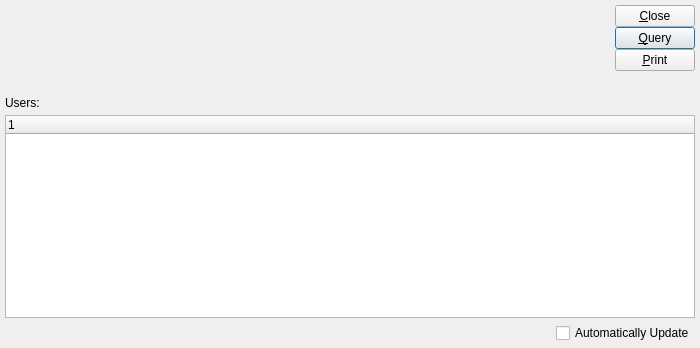
First picture: the form in xtuple/trunk/guiclient/dspWoEffortByWorkOrder.ui, repository WooodHead/xtuple, before the edit.
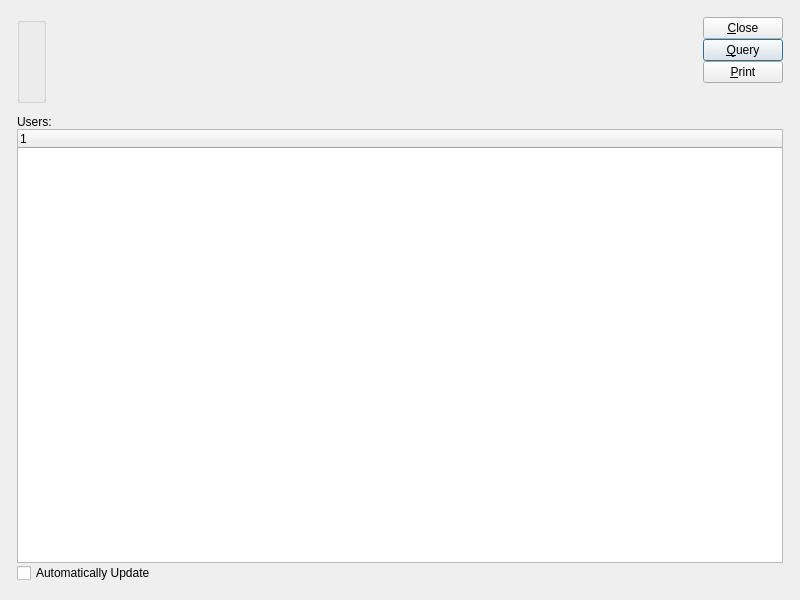
Second picture: the form after the edit. Custom widgets are drawn as their Qt base class.

Commit message: issue #8644: Update wo order effort displays to use correct formatting on effort.  Use new metasql for wo effort by user.  Also set default dates to today for wo effort by user based on user feedback complaint of long queries if he forgets to select a narrow date range.  Touch up cosmetics of displays.

Diff of the .ui file:
```diff
--- a/xtuple/trunk/guiclient/dspWoEffortByWorkOrder.ui
+++ b/xtuple/trunk/guiclient/dspWoEffortByWorkOrder.ui
@@ -8,45 +8,53 @@
 is available at www.xtuple.com/CPAL.  By using this software, you agree
 to be bound by its terms.</comment>
  <class>dspWoEffortByWorkOrder</class>
- <widget class="QWidget" name="dspWoEffortByWorkOrder" >
-  <property name="geometry" >
+ <widget class="QWidget" name="dspWoEffortByWorkOrder">
+  <property name="geometry">
    <rect>
     <x>0</x>
     <y>0</y>
-    <width>700</width>
-    <height>348</height>
+    <width>800</width>
+    <height>600</height>
    </rect>
   </property>
   <property name="windowTitle" >
    <string>Production Time Clock By Work Order</string>
   </property>
-   <layout class="QVBoxLayout" >
-    <item>
-     <layout class="QHBoxLayout" >
-      <property name="margin" >
-       <number>0</number>
-      </property>
-      <property name="spacing" >
+  <layout class="QGridLayout" name="gridLayout_4">
+   <item row="0" column="0">
+    <layout class="QGridLayout" name="gridLayout_3">
+     <property name="margin">
+      <number>12</number>
+     </property>
+     <property name="spacing">
+      <number>12</number>
+     </property>
+     <item row="0" column="0">
+      <layout class="QHBoxLayout">
+       <property name="spacing">
        <number>5</number>
       </property>
       <item>
-       <layout class="QVBoxLayout" >
-        <property name="margin" >
-         <number>0</number>
-        </property>
-        <property name="spacing" >
+        <layout class="QVBoxLayout">
+         <property name="spacing">
          <number>5</number>
         </property>
         <item>
-         <layout class="QHBoxLayout" >
-          <property name="margin" >
-           <number>0</number>
-          </property>
-          <property name="spacing" >
+          <layout class="QHBoxLayout">
+           <property name="spacing">
            <number>5</number>
           </property>
           <item>
-           <widget class="WoCluster" name="_wo" />
+            <widget class="QGroupBox" name="_woGroup">
+             <property name="title">
+              <string/>
+             </property>
+             <layout class="QGridLayout" name="gridLayout_2">
+              <item row="0" column="0">
+               <widget class="WoCluster" name="_wo"/>
+              </item>
+             </layout>
+            </widget>
           </item>
           <item>
            <spacer>
@@ -66,35 +74,16 @@
           </item>
          </layout>
         </item>
-        <item>
-         <spacer>
-          <property name="orientation" >
-           <enum>Qt::Vertical</enum>
-          </property>
-          <property name="sizeType" >
-           <enum>QSizePolicy::Preferred</enum>
-          </property>
-          <property name="sizeHint" >
-           <size>
-            <width>20</width>
-            <height>20</height>
-           </size>
-          </property>
-         </spacer>
-        </item>
        </layout>
       </item>
       <item>
-       <layout class="QVBoxLayout" >
-        <property name="margin" >
-         <number>0</number>
-        </property>
-        <property name="spacing" >
+        <layout class="QVBoxLayout">
+         <property name="spacing">
          <number>0</number>
         </property>
         <item>
-         <widget class="QPushButton" name="_close" >
-          <property name="text" >
+          <widget class="QPushButton" name="_close">
+           <property name="text">
            <string>&amp;Close</string>
           </property>
           <property name="autoDefault" >
@@ -103,8 +92,8 @@
          </widget>
         </item>
         <item>
-         <widget class="QPushButton" name="_query" >
-          <property name="enabled" >
+          <widget class="QPushButton" name="_query">
+           <property name="enabled">
            <bool>true</bool>
           </property>
           <property name="text" >
@@ -119,8 +108,8 @@
          </widget>
         </item>
         <item>
-         <widget class="QPushButton" name="_print" >
-          <property name="text" >
+          <widget class="QPushButton" name="_print">
+           <property name="text">
            <string>&amp;Print</string>
           </property>
           <property name="autoDefault" >
@@ -130,13 +119,13 @@
         </item>
         <item>
          <spacer>
-          <property name="orientation" >
+           <property name="orientation">
            <enum>Qt::Vertical</enum>
           </property>
-          <property name="sizeType" >
-           <enum>QSizePolicy::Preferred</enum>
-          </property>
-          <property name="sizeHint" >
+           <property name="sizeType">
+            <enum>QSizePolicy::Expanding</enum>
+           </property>
+           <property name="sizeHint" stdset="0">
            <size>
             <width>20</width>
             <height>20</height>
@@ -148,62 +137,80 @@
       </item>
      </layout>
     </item>
-    <item>
-     <layout class="QVBoxLayout" >
-      <property name="margin" >
+     <item row="1" column="0">
+      <widget class="QFrame" name="_frame">
+       <property name="sizePolicy">
+        <sizepolicy hsizetype="Preferred" vsizetype="Expanding">
+         <horstretch>0</horstretch>
+         <verstretch>1</verstretch>
+        </sizepolicy>
+       </property>
+       <property name="frameShape">
+        <enum>QFrame::NoFrame</enum>
+       </property>
+       <property name="frameShadow">
+        <enum>QFrame::Raised</enum>
+       </property>
+       <layout class="QGridLayout" name="gridLayout">
+        <property name="margin">
        <number>0</number>
       </property>
-      <property name="spacing" >
-       <number>5</number>
+        <item row="0" column="0">
+         <layout class="QVBoxLayout">
+          <property name="spacing">
+           <number>0</number>
       </property>
       <item>
-       <widget class="QLabel" name="_wotcLit" >
-        <property name="text" >
+           <widget class="QLabel" name="_wotcLit">
+            <property name="text">
          <string>Users:</string>
         </property>
        </widget>
       </item>
       <item>
-       <widget class="XTreeWidget" name="_wotc" />
+           <widget class="XTreeWidget" name="_wotc"/>
       </item>
       <item>
-       <layout class="QHBoxLayout" >
-        <property name="margin" >
-         <number>0</number>
-        </property>
-        <property name="spacing" >
-         <number>0</number>
-        </property>
+           <layout class="QHBoxLayout" name="horizontalLayout">
         <item>
-         <spacer>
-          <property name="orientation" >
-           <enum>Qt::Horizontal</enum>
-          </property>
-          <property name="sizeType" >
-           <enum>QSizePolicy::Expanding</enum>
-          </property>
-          <property name="sizeHint" >
-           <size>
-            <width>20</width>
-            <height>20</height>
-           </size>
-          </property>
-         </spacer>
-        </item>
-        <item>
-         <widget class="XCheckBox" name="_autoUpdate" >
-          <property name="text" >
+             <widget class="XCheckBox" name="_autoUpdate">
+              <property name="text">
            <string>Automatically Update</string>
           </property>
          </widget>
         </item>
-       </layout>
-      </item>
+            <item>
+             <spacer name="horizontalSpacer">
+              <property name="orientation">
+               <enum>Qt::Horizontal</enum>
+              </property>
+              <property name="sizeHint" stdset="0">
+               <size>
+                <width>40</width>
+                <height>20</height>
+               </size>
+              </property>
+             </spacer>
+            </item>
+           </layout>
+          </item>
+          <item>
+           <layout class="QHBoxLayout">
+            <property name="spacing">
+             <number>0</number>
+            </property>
      </layout>
     </item>
    </layout>
- </widget>
- <layoutdefault spacing="5" margin="5" />
+        </item>
+       </layout>
+      </widget>
+     </item>
+    </layout>
+   </item>
+  </layout>
+ </widget>
+ <layoutdefault spacing="5" margin="5"/>
  <pixmapfunction>qPixmapFromMimeSource</pixmapfunction>
  <customwidgets>
   <customwidget>
```
Left out of the diff: 33 changed lines with no effect on the pictures. Lines whose indentation alone changed are shown as unchanged. The commit also changes 3 other files.
